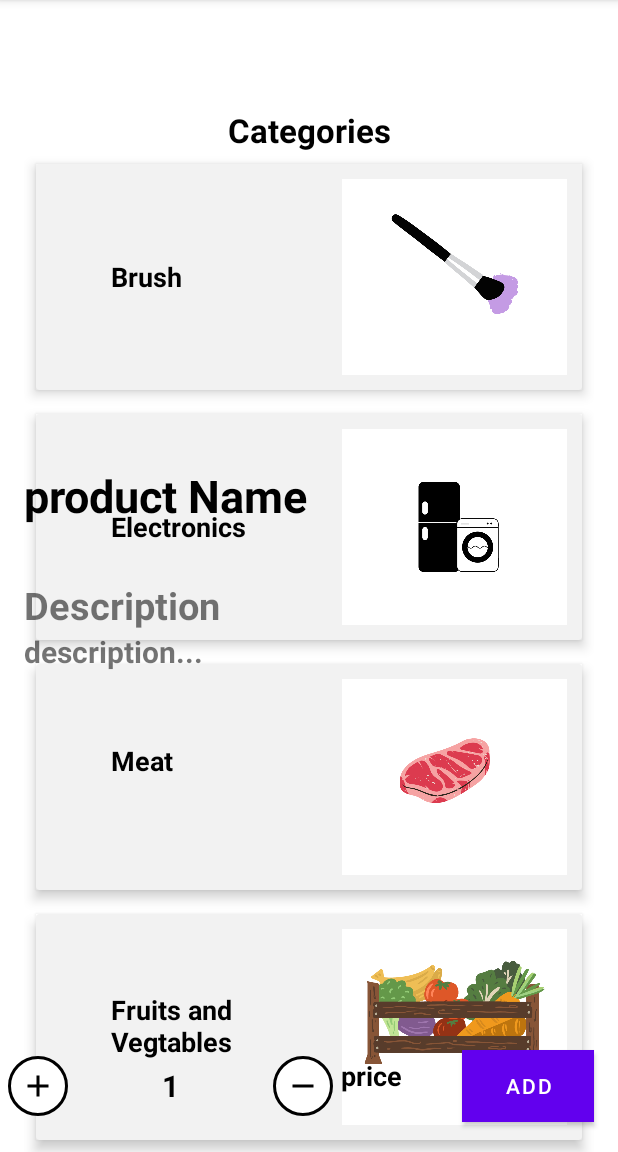
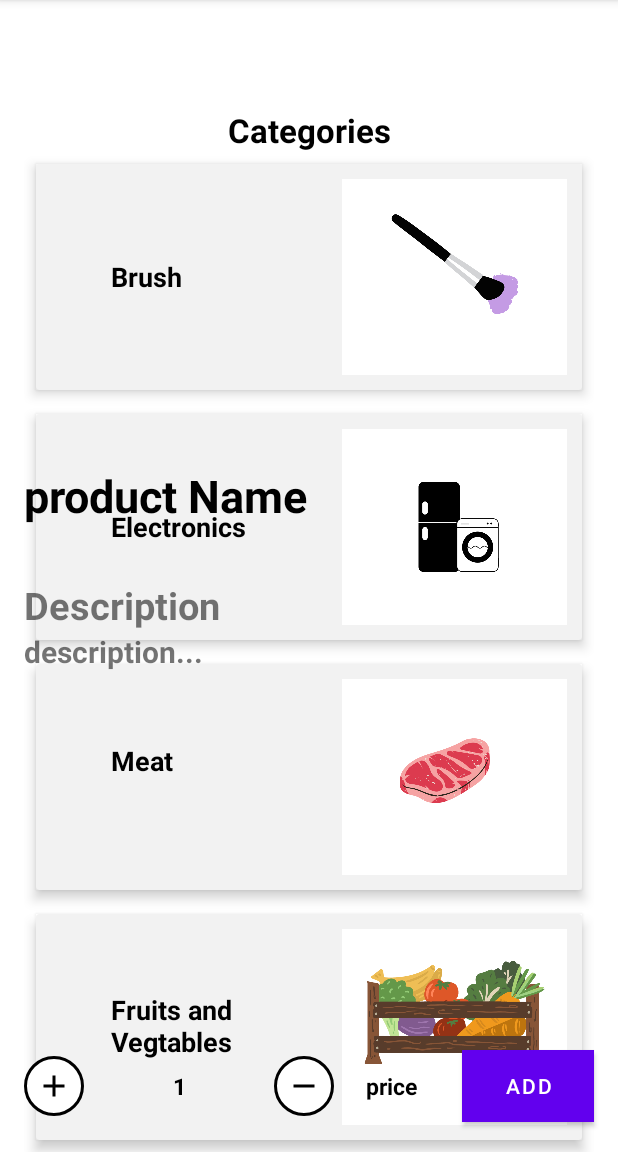
Before and after one commit to Maria498/shared_orders_app, an Android app: the fragment AlertDialogFragmentViewProduct placed in its activity, on a phone screen of 412 x 824 dp, the part 84-1236 px from its top. Run offline under Robolectric (Android 15) with nearby library versions, the phone set to English and light mode, and no system bars; our stand-ins replace Firebase (no records; nobody signed in at launch, a user with empty details on screens opened directly); pictures from the network do not load.

Commit message:
admin add product

```diff
--- a/app/src/main/AndroidManifest.xml
+++ b/app/src/main/AndroidManifest.xml
@@ -2,6 +2,8 @@
 <manifest xmlns:android="http://schemas.android.com/apk/res/android"
     xmlns:tools="http://schemas.android.com/tools">
 
+    <uses-permission android:name="android.permission.INTERNET" />
+    <uses-permission android:name="android.permission.ACCESS_NETWORK_STATE" />
     <application
         android:allowBackup="true"
         android:dataExtractionRules="@xml/data_extraction_rules"
@@ -13,7 +15,7 @@
         android:theme="@style/Theme.Super_app"
         tools:targetApi="31">
         <activity
-            android:name=".AlertAddProductAdminDialog"
+            android:name=".AlertDialogFragmentAddProductAdm"
             android:exported="false" />
         <activity
             android:name=".fragment_products"
--- a/app/src/main/java/com/example/super_app/fragment_products.java
+++ b/app/src/main/java/com/example/super_app/fragment_products.java
@@ -35,8 +35,7 @@ import java.util.List;
 public class fragment_products extends Fragment implements RecycleViewInterface {
     private FirebaseFirestore db;
     private RecyclerView rec;
-    private List<Product> list = new ArrayList<>();
-
+    private List<Product> list;
     private ImageView back;
     private ImageButton addAdm;
     private FirebaseAuth mAuth;
@@ -49,7 +48,7 @@ public class fragment_products extends Fragment implements RecycleViewInterface
     @RequiresApi(api = Build.VERSION_CODES.M)
     public View onCreateView(LayoutInflater inflater, ViewGroup container,
                              Bundle savedInstanceState) {
-
+        list = new ArrayList<>();
         View view = inflater.inflate(R.layout.activity_fragment_products, container, false);
         db = FirebaseFirestore.getInstance();
         mAuth = FirebaseAuth.getInstance();
--- a/app/src/main/res/layout/activity_alert_dialog_fragment_view_product.xml
+++ b/app/src/main/res/layout/activity_alert_dialog_fragment_view_product.xml
@@ -68,7 +68,7 @@
             android:layout_width="40dp"
             android:layout_height="40dp"
             android:layout_centerVertical="true"
-            android:layout_marginLeft="5dp"
+            android:layout_marginLeft="16dp"
             android:layout_marginTop="20dp"
             android:layout_marginBottom="20dp"
             android:background="@drawable/shape_circle_btn"
@@ -89,7 +89,7 @@
             android:textStyle="bold"
             android:textColor="@color/black"
             android:textAlignment="center"
-            android:textSize="20sp" />
+            android:textSize="15sp" />
 
         <ImageButton
             android:id="@+id/minusButton"
@@ -101,12 +101,13 @@
             android:background="@drawable/shape_circle_btn"
             android:layout_marginBottom="20dp"
             android:layout_marginTop="20dp"
+            android:layout_marginRight="16dp"
             android:layout_toLeftOf="@id/price" />
 
         <TextView
             android:id="@+id/price"
-            android:layout_width="75dp"
-            android:layout_height="38dp"
+            android:layout_width="wrap_content"
+            android:layout_height="wrap_content"
             android:layout_centerVertical="true"
             android:layout_marginTop="20dp"
             android:layout_marginBottom="20dp"
@@ -114,8 +115,8 @@
             android:text="@string/price"
             android:textColor="@color/black"
             android:layout_marginLeft="5dp"
-            android:layout_marginRight="5dp"
-            android:textSize="18sp"
+            android:layout_marginRight="30dp"
+            android:textSize="15sp"
             android:textStyle="bold" />
 
         <Button
```
Also changed, not shown: app/src/main/java/com/example/super_app/AlertDialogFragmentAddProductAdm.java (+19 -7 lines).
